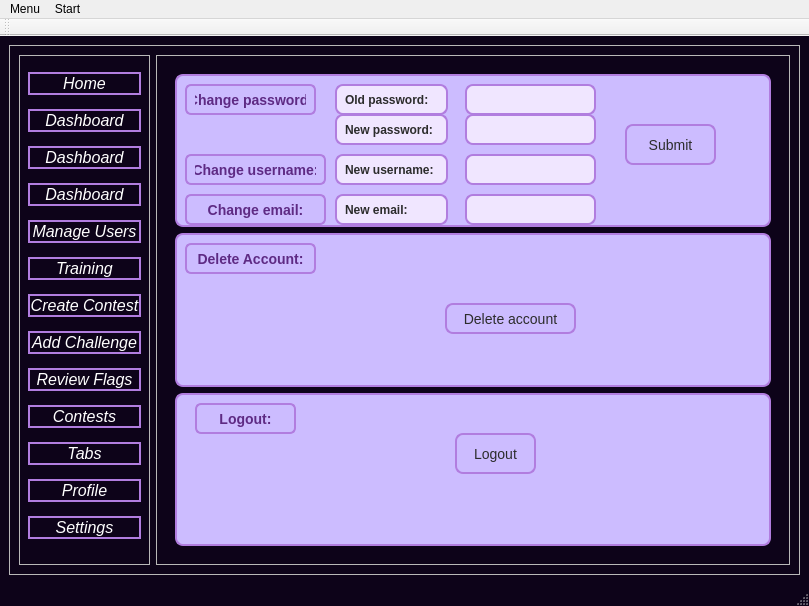
First picture: the form in CyberRange/Client/MainMenu.ui, repository Pafy-24/CyberRange----POO, before the edit.
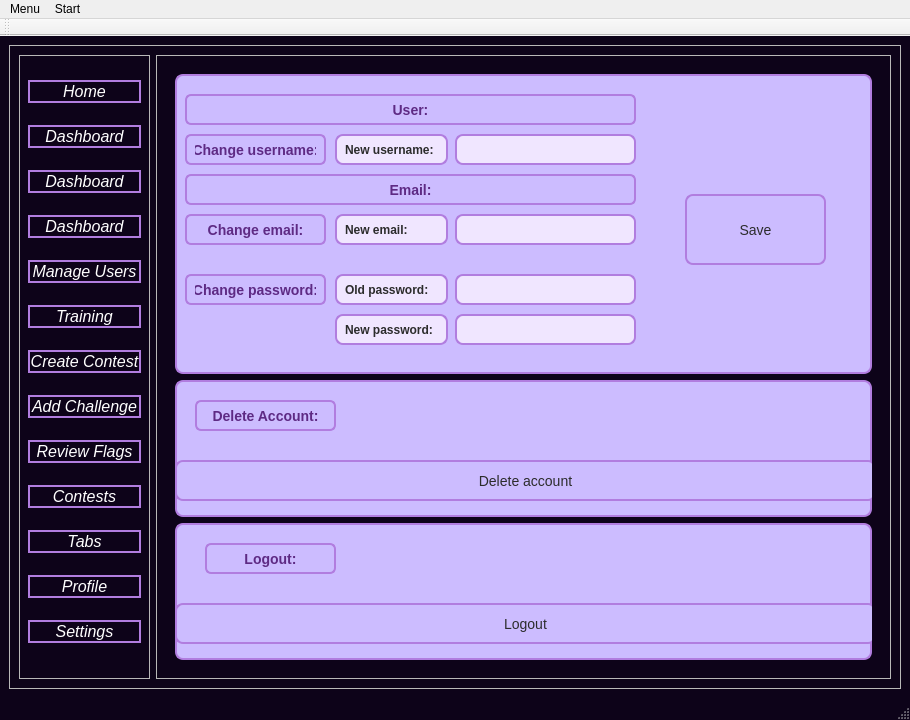
Second picture: the form after the edit. The open tabs and pages were chosen to show the change.

Diff of the .ui file:
```diff
--- a/CyberRange/Client/MainMenu.ui
+++ b/CyberRange/Client/MainMenu.ui
@@ -6,8 +6,8 @@
    <rect>
     <x>0</x>
     <y>0</y>
-    <width>809</width>
-    <height>606</height>
+    <width>910</width>
+    <height>720</height>
    </rect>
   </property>
   <property name="windowTitle">
@@ -1953,6 +1953,18 @@
              <layout class="QVBoxLayout" name="verticalLayout_9">
               <item>
                <widget class="QFrame" name="frame">
+                <property name="sizePolicy">
+                 <sizepolicy hsizetype="Preferred" vsizetype="Fixed">
+                  <horstretch>0</horstretch>
+                  <verstretch>0</verstretch>
+                 </sizepolicy>
+                </property>
+                <property name="minimumSize">
+                 <size>
+                  <width>0</width>
+                  <height>300</height>
+                 </size>
+                </property>
                 <property name="styleSheet">
                  <string notr="true">QFrame {
     background-color: rgb(204, 188, 255);
@@ -1971,8 +1983,8 @@
                  <property name="geometry">
                   <rect>
                    <x>10</x>
-                   <y>10</y>
-                   <width>131</width>
+                   <y>200</y>
+                   <width>141</width>
                    <height>31</height>
                   </rect>
                  </property>
@@ -2002,7 +2014,7 @@
                  <property name="geometry">
                   <rect>
                    <x>160</x>
-                   <y>10</y>
+                   <y>200</y>
                    <width>113</width>
                    <height>31</height>
                   </rect>
@@ -2039,7 +2051,7 @@
                  <property name="geometry">
                   <rect>
                    <x>160</x>
-                   <y>40</y>
+                   <y>240</y>
                    <width>113</width>
                    <height>31</height>
                   </rect>
@@ -2075,9 +2087,9 @@
                 <widget class="QLineEdit" name="lineEditOldPasswd">
                  <property name="geometry">
                   <rect>
-                   <x>290</x>
-                   <y>10</y>
-                   <width>131</width>
+                   <x>280</x>
+                   <y>200</y>
+                   <width>181</width>
                    <height>31</height>
                   </rect>
                  </property>
@@ -2100,9 +2112,9 @@
                 <widget class="QLineEdit" name="lineEditNewPasswd">
                  <property name="geometry">
                   <rect>
-                   <x>290</x>
-                   <y>40</y>
-                   <width>131</width>
+                   <x>280</x>
+                   <y>240</y>
+                   <width>181</width>
                    <height>31</height>
                   </rect>
                  </property>
@@ -2125,10 +2137,10 @@
                 <widget class="QPushButton" name="pushButtonSubmit">
                  <property name="geometry">
                   <rect>
-                   <x>450</x>
-                   <y>50</y>
-                   <width>91</width>
-                   <height>41</height>
+                   <x>510</x>
+                   <y>120</y>
+                   <width>141</width>
+                   <height>71</height>
                   </rect>
                  </property>
                  <property name="styleSheet">
@@ -2152,14 +2164,14 @@
 }</string>
                  </property>
                  <property name="text">
-                  <string>Submit</string>
+                  <string>Save</string>
                  </property>
                 </widget>
                 <widget class="QLabel" name="label_5">
                  <property name="geometry">
                   <rect>
                    <x>10</x>
-                   <y>80</y>
+                   <y>60</y>
                    <width>141</width>
                    <height>31</height>
                   </rect>
@@ -2184,7 +2196,7 @@
                  <property name="geometry">
                   <rect>
                    <x>160</x>
-                   <y>80</y>
+                   <y>60</y>
                    <width>113</width>
                    <height>31</height>
                   </rect>
@@ -2220,9 +2232,9 @@
                 <widget class="QLineEdit" name="lineEditNewUsername">
                  <property name="geometry">
                   <rect>
-                   <x>290</x>
-                   <y>80</y>
-                   <width>131</width>
+                   <x>280</x>
+                   <y>60</y>
+                   <width>181</width>
                    <height>31</height>
                   </rect>
                  </property>
@@ -2246,7 +2258,7 @@
                  <property name="geometry">
                   <rect>
                    <x>10</x>
-                   <y>120</y>
+                   <y>140</y>
                    <width>141</width>
                    <height>31</height>
                   </rect>
@@ -2271,7 +2283,7 @@
                  <property name="geometry">
                   <rect>
                    <x>160</x>
-                   <y>120</y>
+                   <y>140</y>
                    <width>113</width>
                    <height>31</height>
                   </rect>
@@ -2307,9 +2319,9 @@
                 <widget class="QLineEdit" name="lineEditNewEmail">
                  <property name="geometry">
                   <rect>
-                   <x>290</x>
-                   <y>120</y>
-                   <width>131</width>
+                   <x>280</x>
+                   <y>140</y>
+                   <width>181</width>
                    <height>31</height>
                   </rect>
                  </property>
@@ -2329,10 +2341,78 @@
 }</string>
                  </property>
                 </widget>
+                <widget class="QLabel" name="label_9">
+                 <property name="geometry">
+                  <rect>
+                   <x>10</x>
+                   <y>20</y>
+                   <width>451</width>
+                   <height>31</height>
+                  </rect>
+                 </property>
+                 <property name="styleSheet">
+                  <string notr="true">QLabel {
+    color: #5e2a84;                         /* mov închis */
+    font-size: 14px;
+    font-weight: 500;
+    border-radius: 6px;
+    padding: 4px 8px;
+}</string>
+                 </property>
+                 <property name="text">
+                  <string>User:</string>
+                 </property>
+                 <property name="alignment">
+                  <set>Qt::AlignmentFlag::AlignCenter</set>
+                 </property>
+                </widget>
+                <widget class="QLabel" name="label_10">
+                 <property name="geometry">
+                  <rect>
+                   <x>10</x>
+                   <y>100</y>
+                   <width>451</width>
+                   <height>31</height>
+                  </rect>
+                 </property>
+                 <property name="styleSheet">
+                  <string notr="true">QLabel {
+    color: #5e2a84;                         /* mov închis */
+    font-size: 14px;
+    font-weight: 500;
+    border-radius: 6px;
+    padding: 4px 8px;
+}</string>
+                 </property>
+                 <property name="text">
+                  <string>Email:</string>
+                 </property>
+                 <property name="alignment">
+                  <set>Qt::AlignmentFlag::AlignCenter</set>
+                 </property>
+                </widget>
                </widget>
               </item>
               <item>
                <widget class="QFrame" name="frame_23">
+                <property name="sizePolicy">
+                 <sizepolicy hsizetype="Maximum" vsizetype="MinimumExpanding">
+                  <horstretch>0</horstretch>
+                  <verstretch>0</verstretch>
+                 </sizepolicy>
+                </property>
+                <property name="minimumSize">
+                 <size>
+                  <width>0</width>
+                  <height>50</height>
+                 </size>
+                </property>
+                <property name="maximumSize">
+                 <size>
+                  <width>16777214</width>
+                  <height>150</height>
+                 </size>
+                </property>
                 <property name="styleSheet">
                  <string notr="true">QFrame {
     background-color: rgb(204, 188, 255);
@@ -2350,9 +2430,9 @@
                 <widget class="QLabel" name="label_6">
                  <property name="geometry">
                   <rect>
-                   <x>10</x>
-                   <y>10</y>
-                   <width>131</width>
+                   <x>20</x>
+                   <y>20</y>
+                   <width>141</width>
                    <height>31</height>
                   </rect>
                  </property>
@@ -2375,10 +2455,10 @@
                 <widget class="QPushButton" name="pushButtonDeleteAcc">
                  <property name="geometry">
                   <rect>
-                   <x>270</x>
-                   <y>70</y>
-                   <width>131</width>
-                   <height>31</height>
+                   <x>0</x>
+                   <y>80</y>
+                   <width>701</width>
+                   <height>41</height>
                   </rect>
                  </property>
                  <property name="styleSheet">
@@ -2409,6 +2489,24 @@
               </item>
               <item>
                <widget class="QFrame" name="frame_15">
+                <property name="sizePolicy">
+                 <sizepolicy hsizetype="Preferred" vsizetype="MinimumExpanding">
+                  <horstretch>0</horstretch>
+                  <verstretch>0</verstretch>
+                 </sizepolicy>
+                </property>
+                <property name="minimumSize">
+                 <size>
+                  <width>0</width>
+                  <height>50</height>
+                 </size>
+                </property>
+                <property name="maximumSize">
+                 <size>
+                  <width>16777215</width>
+                  <height>150</height>
+                 </size>
+                </property>
                 <property name="styleSheet">
                  <string notr="true">QFrame {
     background-color: rgb(204, 188, 255);
@@ -2426,9 +2524,9 @@
                 <widget class="QLabel" name="label_7">
                  <property name="geometry">
                   <rect>
-                   <x>20</x>
-                   <y>10</y>
-                   <width>101</width>
+                   <x>30</x>
+                   <y>20</y>
+                   <width>131</width>
                    <height>31</height>
                   </rect>
                  </property>
@@ -2451,9 +2549,9 @@
                 <widget class="QPushButton" name="pushButtonLogout">
                  <property name="geometry">
                   <rect>
-                   <x>280</x>
-                   <y>40</y>
-                   <width>81</width>
+                   <x>0</x>
+                   <y>80</y>
+                   <width>701</width>
                    <height>41</height>
                   </rect>
                  </property>
@@ -2957,7 +3055,7 @@
     <rect>
      <x>0</x>
      <y>0</y>
-     <width>809</width>
+     <width>910</width>
      <height>21</height>
     </rect>
    </property>
```
Left out of the diff: 180 changed lines with no effect on the pictures.
